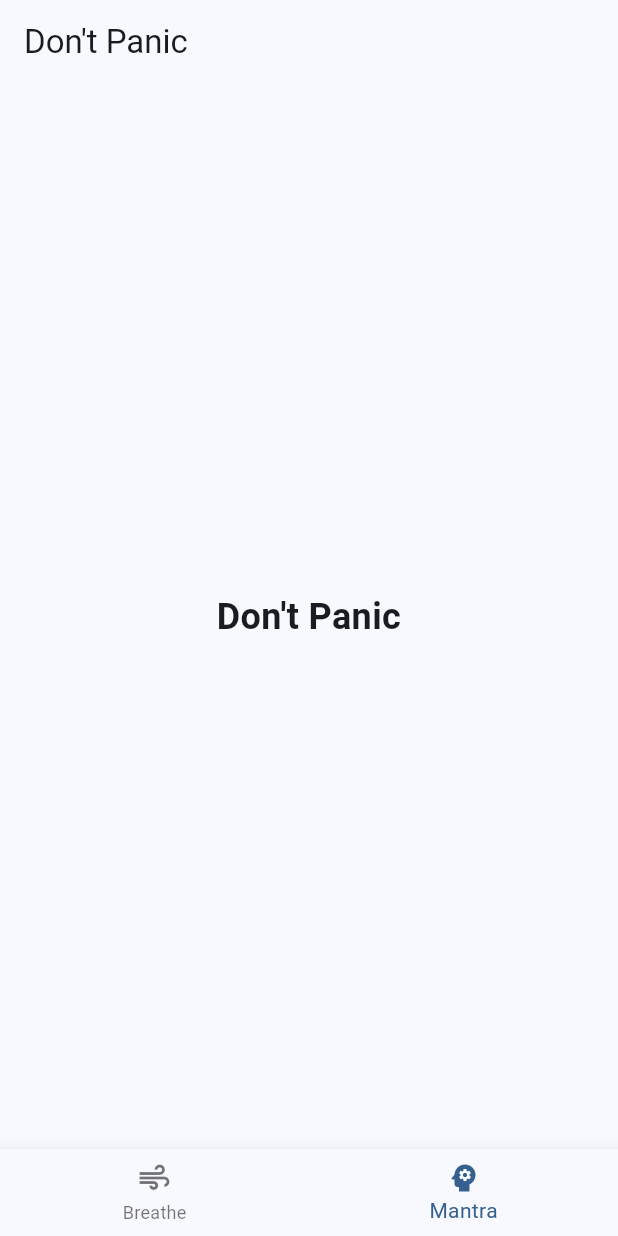
After one commit to ericthomasca/breathe, a Flutter app: the screen it shows after launch, item 2 of the bottom bar chosen, on a phone screen of 412 x 824 dp. The commit adds this screen. Run offline on Flutter 3.47's test engine with Material 3 defaults, Android fonts, the phone set to English and light mode, and no system bars.

Commit message:
add mantra page

```diff
--- a/lib/main.dart
+++ b/lib/main.dart
@@ -1,3 +1,4 @@
+import 'package:breathe/mantra.dart';
 import 'package:flutter/material.dart';
 import 'breathing.dart';
 
@@ -13,7 +14,9 @@ class DontPanicApp extends StatelessWidget {
     return MaterialApp(
       title: "Don't Panic",
       theme: ThemeData(
-        colorScheme: ColorScheme.fromSeed(seedColor: Colors.blue),
+        colorScheme: ColorScheme.fromSeed(
+          seedColor: Colors.blue,
+        ),
       ),
       darkTheme: ThemeData.dark(),
       home: const MyHomePage(
@@ -38,6 +41,7 @@ class _MyHomePageState extends State<MyHomePage> with SingleTickerProviderStateM
   // Define pages for bottom nav
   final List<Widget> _pages = [
     const Breathing(),
+    const Mantra(),
     // Add pages here
   ];
 
@@ -60,6 +64,10 @@ class _MyHomePageState extends State<MyHomePage> with SingleTickerProviderStateM
             icon: Icon(Icons.air),
             label: "Breathe",
           ),
+          BottomNavigationBarItem(
+            icon: Icon(Icons.psychology),
+            label: "Mantra",
+          )
           // Add nav bar items here
         ],
         currentIndex: _selectedIndex,
--- /dev/null
+++ b/lib/mantra.dart
@@ -0,0 +1,57 @@
+import 'package:flutter/material.dart';
+import 'dart:async';
+
+class Mantra extends StatefulWidget {
+  const Mantra({super.key});
+
+  @override
+  State<Mantra> createState() => _MantraState();
+}
+
+class _MantraState extends State<Mantra> {
+  final List<String> _mantras = [
+    "Stay calm and breathe.",
+    "This too shall pass.",
+    "You are enough.",
+    "Breathe in peace, breathe out stress.",
+    "Focus on the present moment.",
+    "Let go of what you cannot control.",
+  ];
+
+  String _currentMantra = "Don't Panic";
+  late Timer _timer;
+
+  @override
+  void initState() {
+    super.initState();
+    _startMantraTimer();
+  }
+
+  void _startMantraTimer() {
+    _timer = Timer.periodic(const Duration(seconds: 5), (timer) {
+      setState(() {
+        _currentMantra = _mantras[(timer.tick - 1) % _mantras.length];
+      });
+    });
+  }
+
+  @override
+  void dispose() {
+    _timer.cancel();
+    super.dispose();
+  }
+
+  @override
+  Widget build(BuildContext context) {
+    return Center(
+      child: Text(
+        _currentMantra,
+        style: const TextStyle(
+          fontSize: 24,
+          fontWeight: FontWeight.bold,
+        ),
+        textAlign: TextAlign.center,
+      ),
+    );
+  }
+}
```
